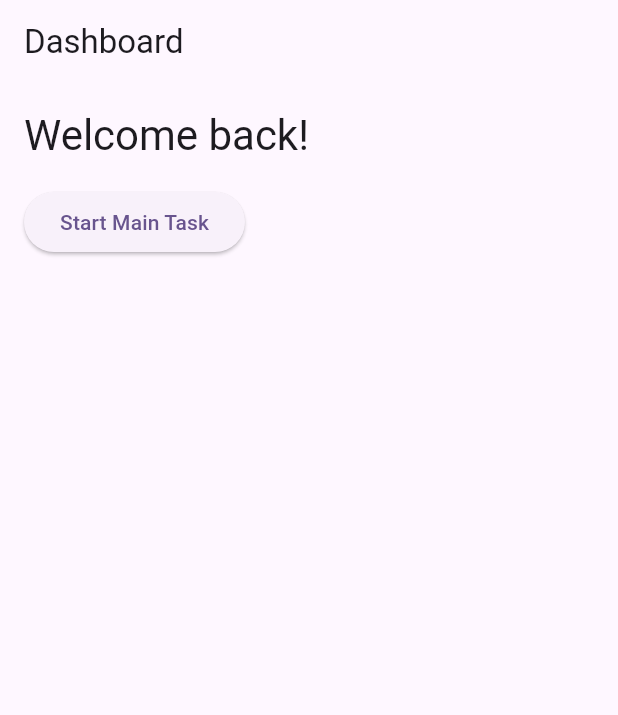
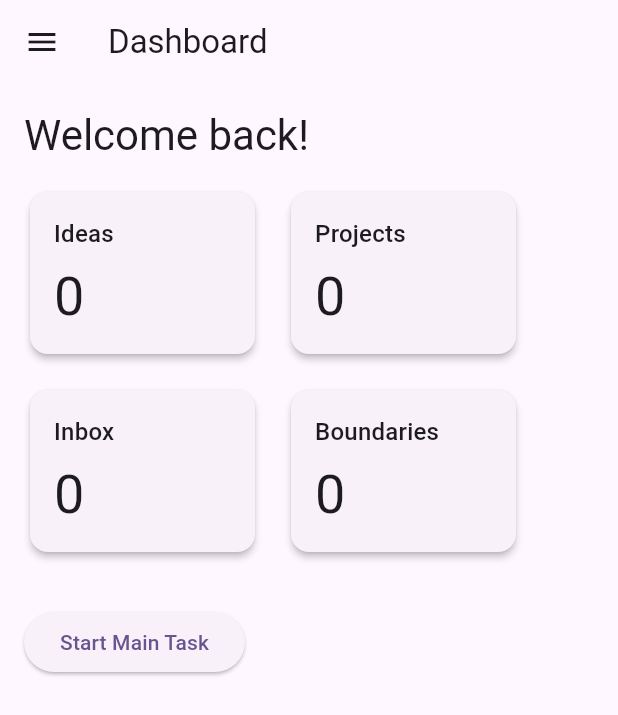
Before and after one commit to aymen-95/RestartBox, a Flutter app: the screen it shows after launch, on a phone screen of 412 x 824 dp. Shown: the top 715 px of the screen. Run offline on Flutter 3.47's test engine with Material 3 defaults, Android fonts, the phone set to English and light mode, and no system bars; our stand-ins replace shared_preferences.

Commit message:
Update dashboard_page.dart

```diff
--- a/lib/pages/dashboard/dashboard_page.dart
+++ b/lib/pages/dashboard/dashboard_page.dart
@@ -1,12 +1,14 @@
 import 'package:flutter/material.dart';
-
 import '../../core/widgets/section_title.dart';
 import '../../core/widgets/custom_button.dart';
 import '../../core/constants/app_texts.dart';
+import '../projects/projects_page.dart';
+import '../ideas/ideas_page.dart';
+import '../inbox/inbox_page.dart';
+import '../boundaries/boundaries_page.dart';
+import '../self_reset/self_reset_page.dart';
 
-/// The home page of the application displaying an overview and quick actions.
 class DashboardPage extends StatelessWidget {
-  /// Creates a [DashboardPage].
   const DashboardPage({Key? key}) : super(key: key);
 
   @override
@@ -15,17 +17,96 @@ class DashboardPage extends StatelessWidget {
       appBar: AppBar(
         title: const Text(AppTexts.dashboardTitle),
       ),
-      body: Padding(
-        padding: const EdgeInsets.all(16.0),
+      drawer: Drawer(
+        child: ListView(
+          children: [
+            const DrawerHeader(
+              child: Text(AppTexts.appName, style: TextStyle(fontSize: 24)),
+            ),
+            ListTile(
+              title: const Text('Dashboard'),
+              onTap: () {
+                Navigator.pop(context);
+              },
+            ),
+            ListTile(
+              title: const Text('Projects'),
+              onTap: () {
+                Navigator.pop(context);
+                Navigator.push(
+                  context,
+                  MaterialPageRoute(builder: (_) => const ProjectsPage()),
+                );
+              },
+            ),
+            ListTile(
+              title: const Text('Ideas'),
+              onTap: () {
+                Navigator.pop(context);
+                Navigator.push(
+                  context,
+                  MaterialPageRoute(builder: (_) => const IdeasPage()),
+                );
+              },
+            ),
+            ListTile(
+              title: const Text('Inbox'),
+              onTap: () {
+                Navigator.pop(context);
+                Navigator.push(
+                  context,
+                  MaterialPageRoute(builder: (_) => const InboxPage()),
+                );
+              },
+            ),
+            ListTile(
+              title: const Text('Boundaries'),
+              onTap: () {
+                Navigator.pop(context);
+                Navigator.push(
+                  context,
+                  MaterialPageRoute(builder: (_) => const BoundariesPage()),
+                );
+              },
+            ),
+            ListTile(
+              title: const Text('Self Reset'),
+              onTap: () {
+                Navigator.pop(context);
+                Navigator.push(
+                  context,
+                  MaterialPageRoute(builder: (_) => const SelfResetPage()),
+                );
+              },
+            ),
+          ],
+        ),
+      ),
+      body: SingleChildScrollView(
+        padding: const EdgeInsets.all(16),
         child: Column(
           crossAxisAlignment: CrossAxisAlignment.start,
           children: [
             const SectionTitle(title: AppTexts.welcomeMessage),
             const SizedBox(height: 16),
+            Wrap(
+              spacing: 16,
+              runSpacing: 16,
+              children: const [
+                _SummaryCard(title: 'Ideas', count: 0),
+                _SummaryCard(title: 'Projects', count: 0),
+                _SummaryCard(title: 'Inbox', count: 0),
+                _SummaryCard(title: 'Boundaries', count: 0),
+              ],
+            ),
+            const SizedBox(height: 32),
             CustomButton(
               text: AppTexts.mainTaskButton,
               onPressed: () {
-                // TODO: Navigate to the main task page when implemented
+                Navigator.push(
+                  context,
+                  MaterialPageRoute(builder: (_) => const ProjectsPage()),
+                );
               },
             ),
           ],
@@ -34,3 +115,29 @@ class DashboardPage extends StatelessWidget {
     );
   }
 }
+
+class _SummaryCard extends StatelessWidget {
+  final String title;
+  final int count;
+
+  const _SummaryCard({Key? key, required this.title, required this.count}) : super(key: key);
+
+  @override
+  Widget build(BuildContext context) {
+    return Card(
+      elevation: 2,
+      child: Container(
+        width: 150,
+        padding: const EdgeInsets.all(16),
+        child: Column(
+          crossAxisAlignment: CrossAxisAlignment.start,
+          children: [
+            Text(title, style: Theme.of(context).textTheme.titleMedium),
+            const SizedBox(height: 8),
+            Text('$count', style: Theme.of(context).textTheme.displaySmall),
+          ],
+        ),
+      ),
+    );
+  }
+}
```
